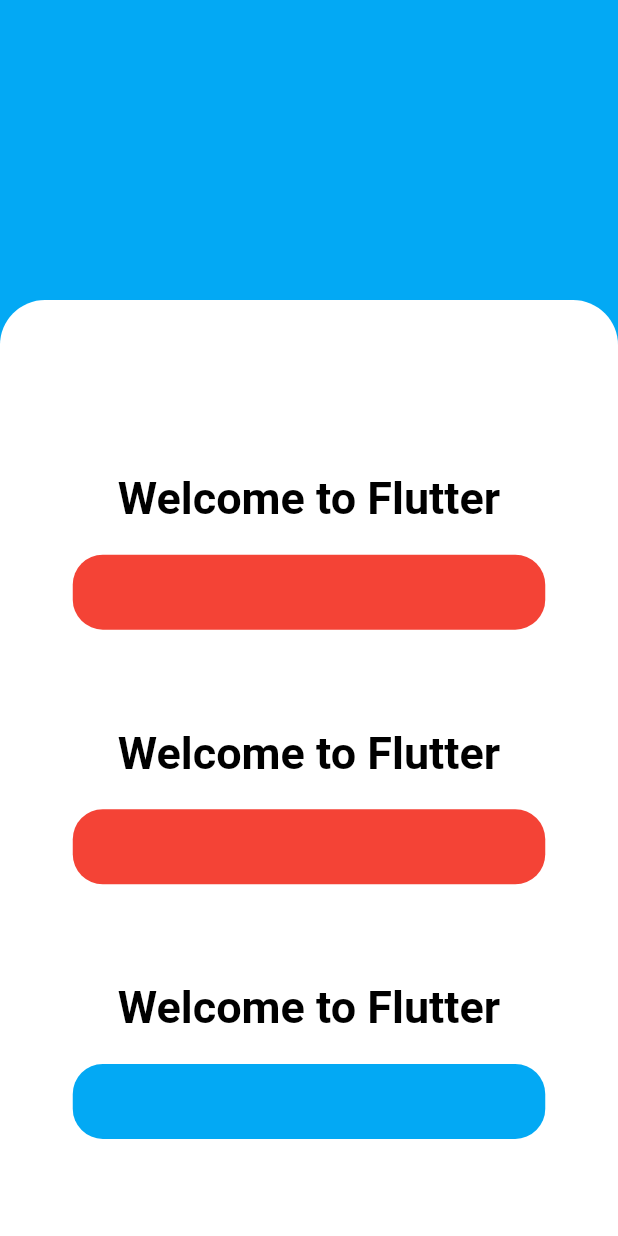
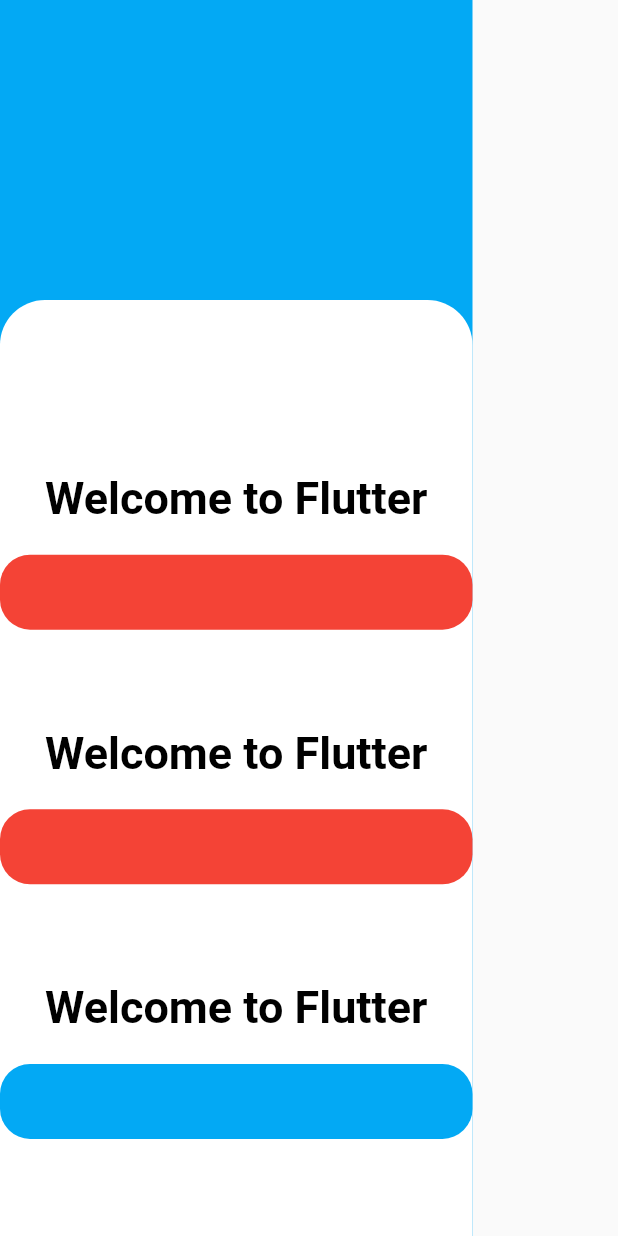
Before and after one commit to zencroma/Tutor, a Flutter app: the screen it shows after launch, on a phone screen of 412 x 824 dp. Run offline on Flutter 3.47's test engine with Material 2 defaults, Android fonts, the phone set to English and light mode, and no system bars.

Commit message:
not fix right side

```diff
--- a/dummy_app/lib/main.dart
+++ b/dummy_app/lib/main.dart
@@ -14,7 +14,7 @@
     return MaterialApp(
       home: Scaffold(
           body: Container(
-            width: MediaQuery.of(context).size.width,
+            // width: MediaQuery.of(context).size.width,
         color: Colors.lightBlue,
         padding: EdgeInsets.only(top: 200),
         child: Container(
```
